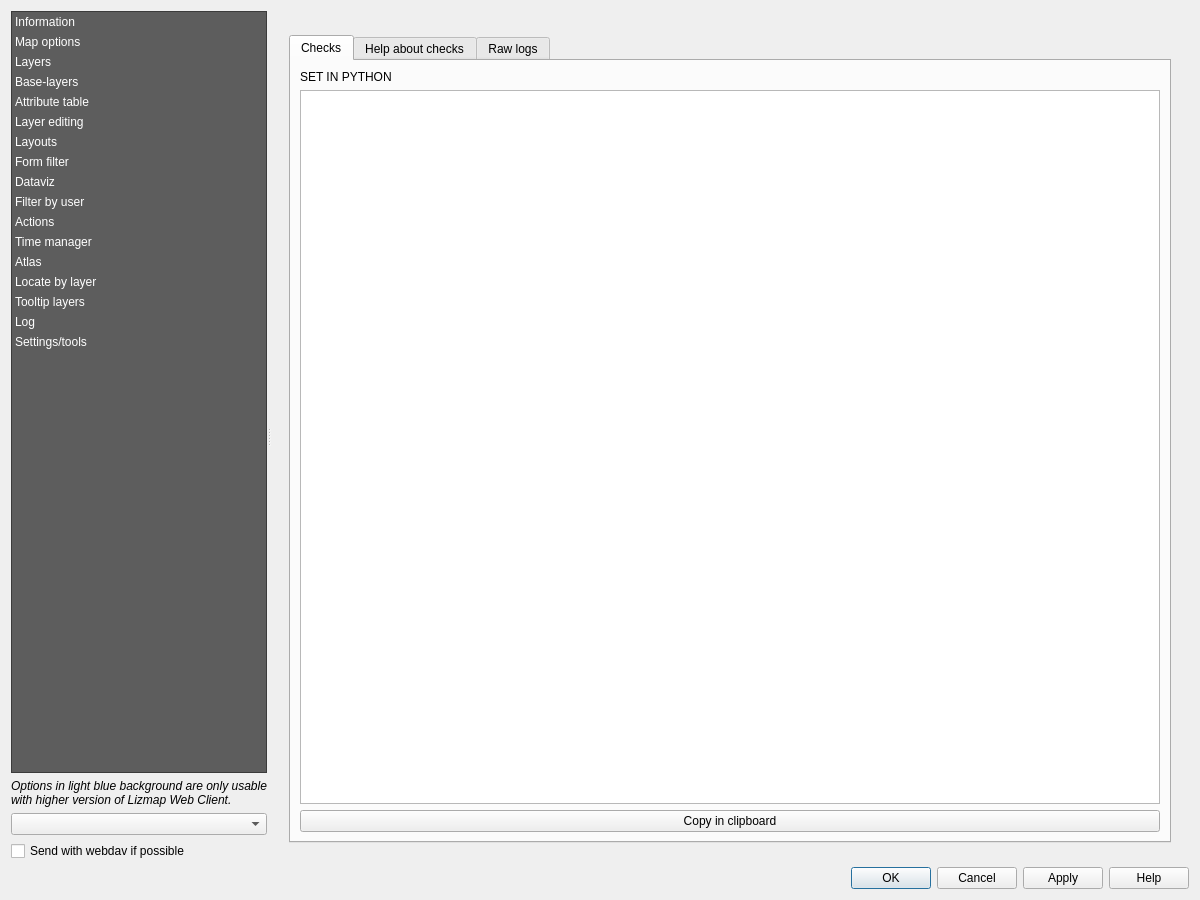
Qt form lizmap/resources/ui/ui_lizmap.ui (3liz/lizmap-plugin) before a commit.
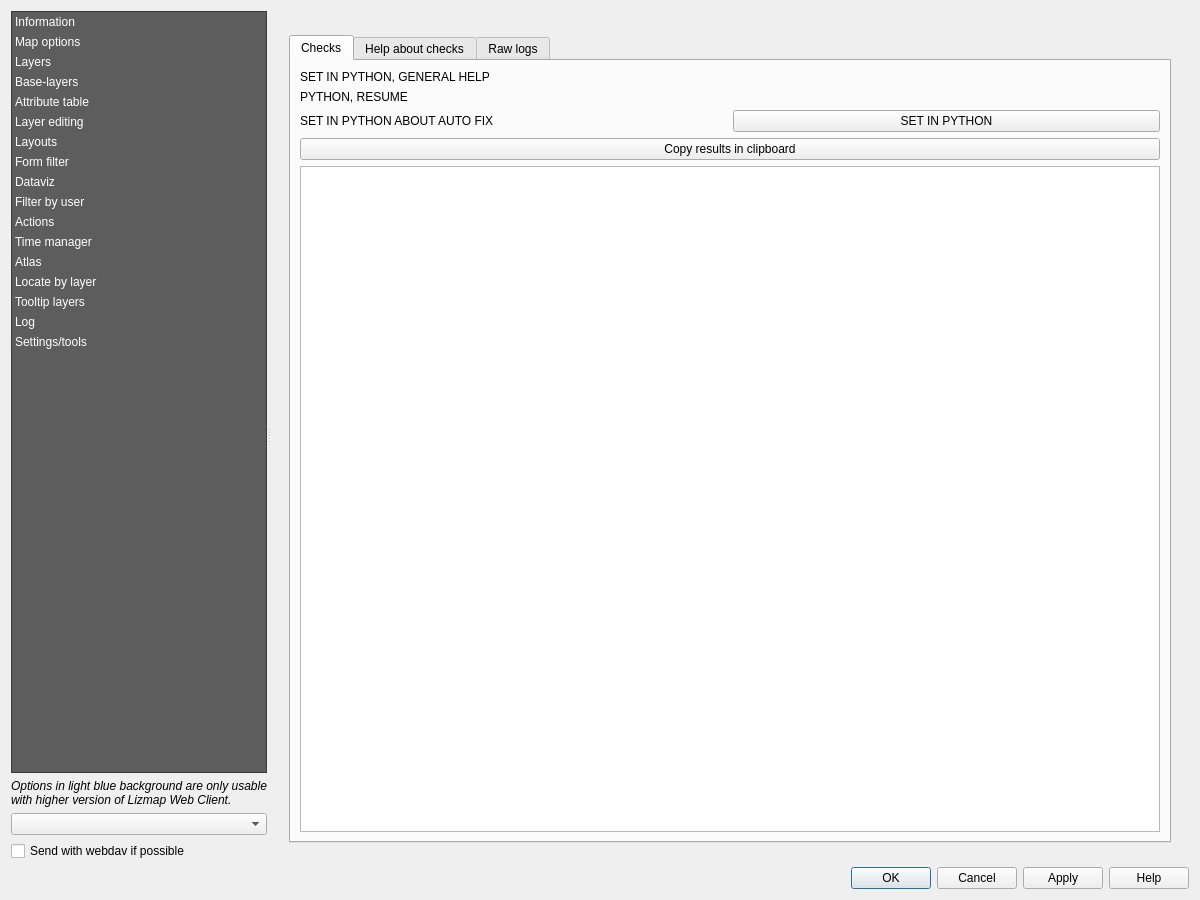
The same form after that commit. The open tabs and pages were chosen to show the change. Custom widgets are drawn as their Qt base class.

Commit message: Review about tooltips and help about autofix

The edit to the form file:
```diff
--- a/lizmap/resources/ui/ui_lizmap.ui
+++ b/lizmap/resources/ui/ui_lizmap.ui
@@ -4629,7 +4629,7 @@
                <item>
                 <widget class="QLabel" name="label_explanations">
                  <property name="text">
-                  <string notr="true">SET IN PYTHON</string>
+                  <string notr="true">SET IN PYTHON, GENERAL HELP</string>
                  </property>
                  <property name="wordWrap">
                   <bool>true</bool>
@@ -4637,15 +4637,46 @@
                 </widget>
                </item>
                <item>
-                <widget class="TableCheck" name="table_checks"/>
+                <widget class="QLabel" name="label_check_resume">
+                 <property name="text">
+                  <string notr="true">PYTHON, RESUME</string>
+                 </property>
+                 <property name="wordWrap">
+                  <bool>true</bool>
+                 </property>
+                </widget>
+               </item>
+               <item>
+                <layout class="QHBoxLayout" name="horizontalLayout_20">
+                 <item>
+                  <widget class="QLabel" name="label_autofix">
+                   <property name="text">
+                    <string notr="true">SET IN PYTHON ABOUT AUTO FIX</string>
+                   </property>
+                   <property name="wordWrap">
+                    <bool>true</bool>
+                   </property>
+                  </widget>
+                 </item>
+                 <item>
+                  <widget class="QPushButton" name="push_visit_settings">
+                   <property name="text">
+                    <string notr="true">SET IN PYTHON</string>
+                   </property>
+                  </widget>
+                 </item>
+                </layout>
                </item>
                <item>
                 <widget class="QPushButton" name="export_summary_table">
                  <property name="text">
-                  <string>Copy in clipboard</string>
+                  <string>Copy results in clipboard</string>
                  </property>
                 </widget>
                </item>
+               <item>
+                <widget class="TableCheck" name="table_checks"/>
+               </item>
               </layout>
              </widget>
              <widget class="QWidget" name="table_help">
```
Left out of the diff: 10 changed lines with no effect on the pictures. The commit also changes 3 other files.
